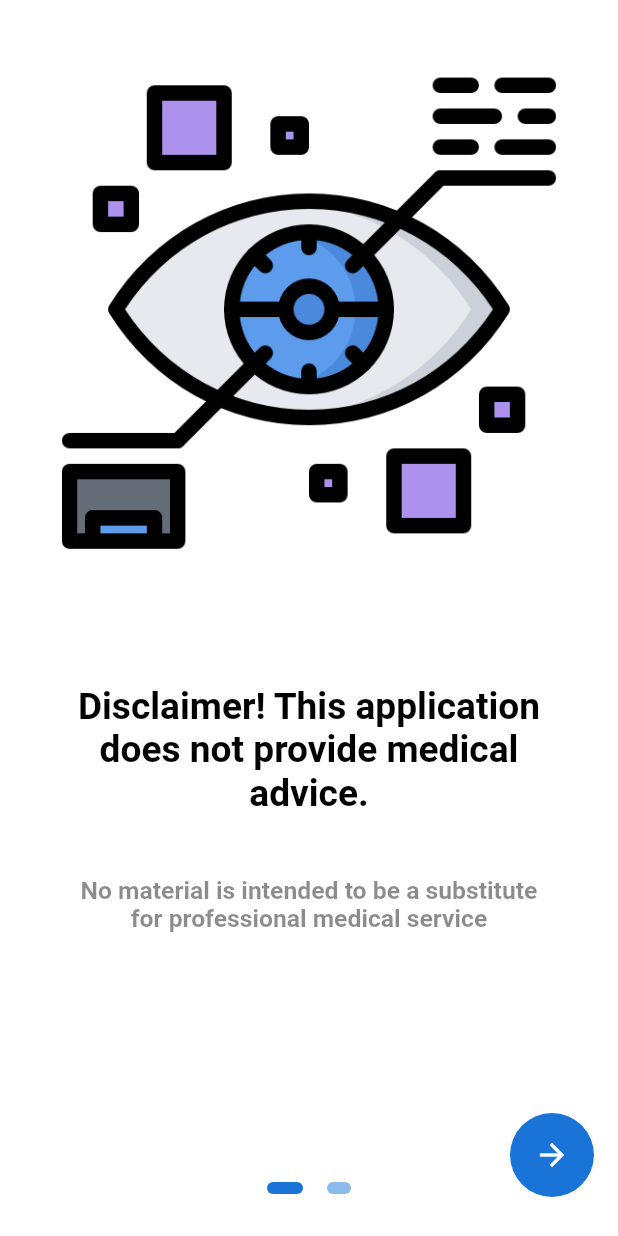
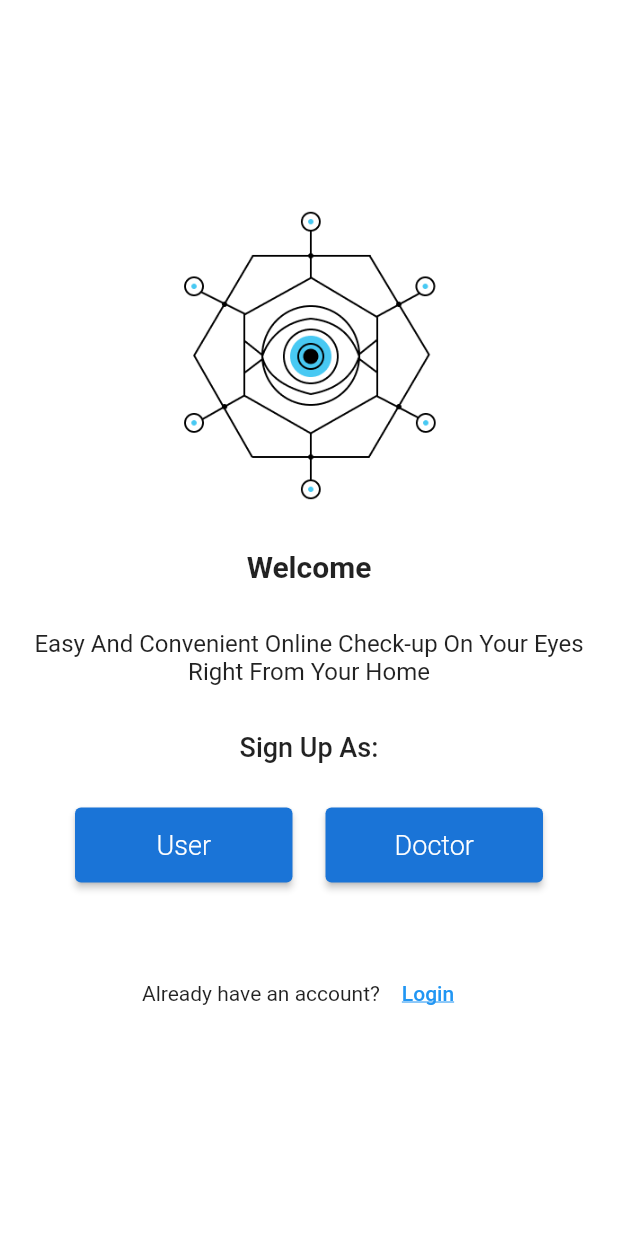
Before and after one commit to tahamoh33/gp_flutter-master, a Flutter app: the screen it shows after launch, on a phone screen of 412 x 824 dp. Run offline on Flutter 3.47's test engine with Material 2 defaults, Android fonts, the phone set to English and light mode, and no system bars; drawn by our look-alikes of auto_size_text, flutter_onboarding_slider; our stand-ins replace cloud_firestore, firebase_auth, firebase_core, firebase_storage, flutter_speed_dial, image_picker and 2 more; missing offline and left inert: tflite; accounts and stored records are empty.

Commit message:
Updated App Bar

```diff
--- a/lib/Screens/Authentication/signup.dart
+++ b/lib/Screens/Authentication/signup.dart
@@ -6,6 +6,7 @@ import 'package:trial1/CustomWidgets/custom_button.dart';
 import 'package:trial1/CustomWidgets/square_tile.dart';
 import 'package:trial1/Screens/Constants/string_manager.dart';
 import 'package:trial1/Screens/NavigationScreens/AppLayout.dart';
+import 'package:trial1/Screens/NavigationScreens/welcome.dart';
 import 'package:trial1/Screens/OnBoardingScreen.dart';
 
 import '../cache_manager.dart';
@@ -48,7 +49,7 @@ class _SignupPageState extends State<SignupPage> {
         leading: IconButton(
           onPressed: () {
             Navigator.push(context,
-                MaterialPageRoute(builder: ((context) => OnBoardingScreen())));
+                MaterialPageRoute(builder: ((context) => WelcomeScreen())));
           },
           icon: Icon(
             Icons.arrow_back_ios,
--- /dev/null
+++ b/lib/Screens/NavigationScreens/welcome.dart
@@ -0,0 +1,119 @@
+import 'package:flutter/material.dart';
+import 'package:trial1/Screens/Authentication/Login.dart';
+import 'package:trial1/Screens/Authentication/signup.dart';
+
+import '../../CustomWidgets/custom_button.dart';
+import '../Constants/color_manager.dart';
+
+
+
+
+class WelcomeScreen extends StatelessWidget {
+  @override
+  Widget build(BuildContext context) {
+    return Scaffold(
+      backgroundColor: Colors.white,
+      body: Padding(
+        padding: const EdgeInsets.all(18),
+        child: Column(
+          mainAxisAlignment: MainAxisAlignment.center,
+          children: [
+            Image.asset(
+              'lib/images/logo.png',
+              width: 200,
+            ),
+            const SizedBox(
+              height: 30,
+            ),
+            const Text(
+              'Welcome',
+              style: TextStyle(fontSize: 20, fontWeight: FontWeight.bold),
+            ),
+            const SizedBox(
+              height: 30,
+            ),
+            const Text(
+              'Easy And Convenient Online Check-up On Your Eyes Right From Your Home',
+              style: TextStyle(fontSize: 16, fontWeight: FontWeight.w400),
+              textAlign: TextAlign.center,
+            ),
+            const SizedBox(
+              height: 30,
+            ),
+            Text("Sign Up As:",
+            style: TextStyle(
+              fontWeight: FontWeight.w500,
+              fontSize:18
+            ),),
+            SizedBox(height: 20,),
+            Padding(
+              padding: const EdgeInsets.all(10.0),
+              child: Row(
+                mainAxisAlignment: MainAxisAlignment.spaceEvenly,
+
+                children: [
+                  CustomButton(
+                    height:50,
+                    width:145,
+                    onPressed: () {
+                      Navigator.push(
+                          context,
+                          MaterialPageRoute(
+                              builder:
+                              ((context) => SignupPage())));
+                    },
+                    label:  'User',
+                  ),
+                  // SizedBox(
+                  //   width: 20,
+                  // ),
+                  CustomButton(
+                    height:50,
+                    width:145,
+                    onPressed: () {
+                      Navigator.push(
+                          context,
+                          MaterialPageRoute(
+                              builder:
+                              ((context) => SignupPage())));
+                    },
+                    label:  'Doctor',
+                  ),
+                ],
+              ),
+            ),
+            const SizedBox(
+              height: 40,
+            ),
+            Row(
+              mainAxisAlignment: MainAxisAlignment.center,
+              children: [
+                const Text(
+                  'Already have an account?',
+                  style: TextStyle(fontSize: 14),
+                ),
+                TextButton(
+                  onPressed: () {
+                    Navigator.push(
+                        context,
+                        MaterialPageRoute(
+                            builder:
+                            ((context) =>Login())));
+                  },
+                  child: const Text(
+                    'Login',
+                    style: TextStyle(
+                      fontSize: 14,
+                      //color: ColorManager.primary,
+                      decoration: TextDecoration.underline,
+                    ),
+                  ),
+                )
+              ],
+            ),
+          ],
+        ),
+      ),
+    );
+  }
+}
--- a/lib/Screens/OnBoardingScreen.dart
+++ b/lib/Screens/OnBoardingScreen.dart
@@ -43,29 +43,29 @@ class OnBoardingScreen extends StatelessWidget {
 
       background: [
         Container(
-          padding: EdgeInsets.only(left: width * 0.1),
-          child: SizedBox(
-            height: height * 0.4,
-            width: width * 0.8,
+          padding: EdgeInsets.symmetric(horizontal: width *0.3,vertical: height*0.1,),
+          // child: SizedBox(
+          //  height: height * 0.2,
+          //  width: width * 0.4,
           child: Image.asset(
-              'lib/images/EyeLogo.png',
+            'lib/images/logo.png',
             fit: BoxFit.fill,
-              height: height * 0.4,
+            height: height * 0.2,
           ),
         ),
-        ),
+
         Container(
-          padding: EdgeInsets.only(left: width * 0.1),
-          child: SizedBox(
-            height: height * 0.4,
-            width: width * 0.8,
+           padding: EdgeInsets.symmetric(horizontal: width *0.3,vertical: height*0.1,),
+           // child: SizedBox(
+           //  height: height * 0.2,
+           //  width: width * 0.4,
             child: Image.asset(
-              'lib/images/EyeLogo.png',
+              'lib/images/logo.png',
               fit: BoxFit.fill,
-              height: height * 0.4,
+              height: height * 0.2,
             ),
           ),
-        ),
+
       ],
       speed: 3,
       pageBodies: [
@@ -104,6 +104,9 @@ class OnBoardingScreen extends StatelessWidget {
             ],
           ),
         ),
+        Column(
+          children: [
+
             Container(
               alignment: Alignment.center,
               padding: EdgeInsets.symmetric(horizontal: height * 0.05),
@@ -142,6 +145,8 @@ class OnBoardingScreen extends StatelessWidget {
               ),
             ),
           ],
+        ),
+      ],
     );
   }
 }
--- a/lib/theme/dark_theme.dart
+++ b/lib/theme/dark_theme.dart
@@ -1,4 +1,5 @@
 import 'package:flutter/material.dart';
+import 'package:flutter/services.dart';
 
 ThemeData darkTheme = ThemeData(
   brightness: Brightness.dark,
@@ -6,6 +7,10 @@ ThemeData darkTheme = ThemeData(
   hintColor: Colors.blueAccent,
   scaffoldBackgroundColor: Colors.black,
   appBarTheme: AppBarTheme(
+    systemOverlayStyle: SystemUiOverlayStyle(
+      statusBarColor: Colors.black,
+      statusBarBrightness: Brightness.dark,
+    ),
     backgroundColor: Colors.black,
     elevation: 0,
     iconTheme: IconThemeData(
```
Also changed, not shown: lib/Screens/NavigationScreens/AppLayout.dart (+8 -3 lines), lib/Screens/NavigationScreens/Home.dart (+47 -40 lines), lib/Screens/SplashScreen.dart (+4 -3 lines), lib/images/icon_check.png (added), lib/images/icon_check.svg (added), lib/images/icon_history.png (added), lib/images/icon_history.svg (added), lib/images/logo.png (added). Lines whose indentation alone changed are shown as unchanged.
